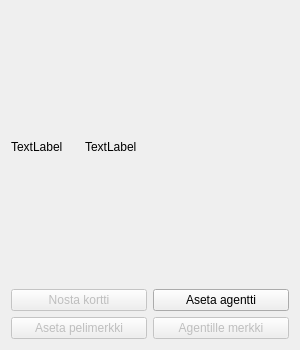
Qt form ElectionGame/Student/kaupunginosa.ui (elguitar/los-horos) before a commit.
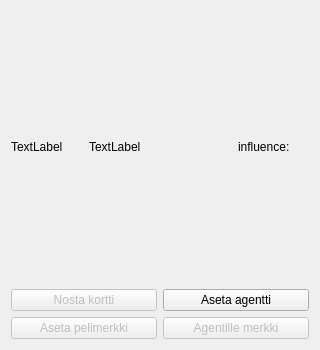
The same form after that commit.

Diff of the .ui file:
```diff
--- a/ElectionGame/Student/kaupunginosa.ui
+++ b/ElectionGame/Student/kaupunginosa.ui
@@ -6,7 +6,7 @@
    <rect>
     <x>0</x>
     <y>0</y>
-    <width>300</width>
+    <width>320</width>
     <height>350</height>
    </rect>
   </property>
@@ -18,13 +18,13 @@
   </property>
   <property name="minimumSize">
    <size>
-    <width>300</width>
+    <width>320</width>
     <height>350</height>
    </size>
   </property>
   <property name="maximumSize">
    <size>
-    <width>300</width>
+    <width>320</width>
     <height>350</height>
    </size>
   </property>
@@ -32,16 +32,6 @@
    <string>Form</string>
   </property>
   <layout class="QGridLayout" name="gridLayout_2">
-   <item row="0" column="1" colspan="3">
-    <widget class="QLabel" name="nimi">
-     <property name="text">
-      <string>TextLabel</string>
-     </property>
-     <property name="wordWrap">
-      <bool>true</bool>
-     </property>
-    </widget>
-   </item>
    <item row="2" column="0" colspan="4">
     <layout class="QGridLayout" name="gridLayout">
      <item row="0" column="1">
@@ -99,6 +89,23 @@
    <item row="1" column="0" colspan="4">
     <layout class="QHBoxLayout" name="agentit"/>
    </item>
+   <item row="0" column="3">
+    <widget class="QLabel" name="influence">
+     <property name="text">
+      <string>influence:</string>
+     </property>
+    </widget>
+   </item>
+   <item row="0" column="1" colspan="2">
+    <widget class="QLabel" name="nimi">
+     <property name="text">
+      <string>TextLabel</string>
+     </property>
+     <property name="wordWrap">
+      <bool>true</bool>
+     </property>
+    </widget>
+   </item>
   </layout>
  </widget>
  <resources/>
```
